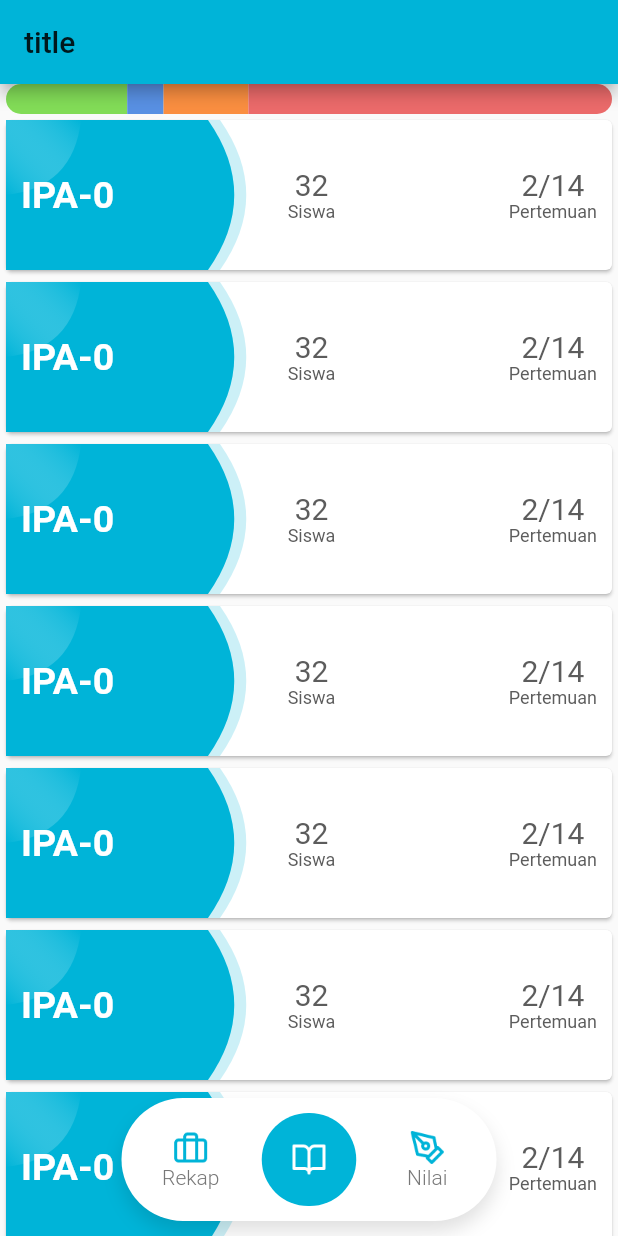
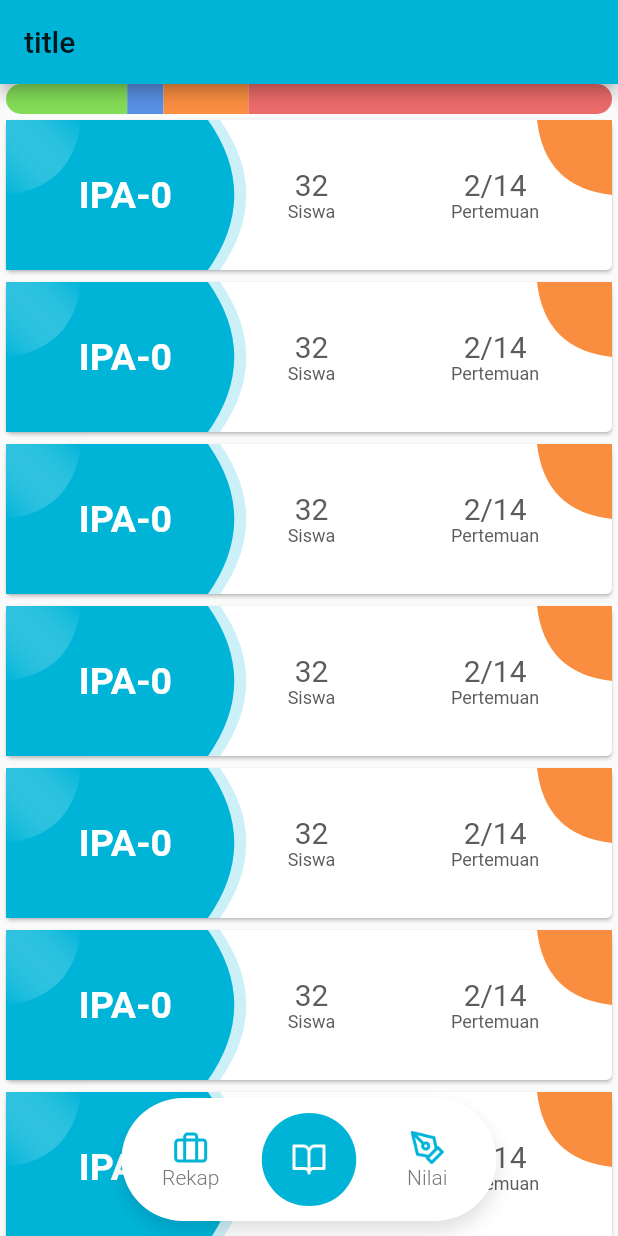
Before and after one commit to ajisyahroni/Flutter_6-Akademix-lecture, a Flutter app: the screen it shows after launch, on a phone screen of 412 x 824 dp. Run offline on Flutter 3.47's test engine with Material 2 defaults, Android fonts, the phone set to English and light mode, and no system bars; our stand-ins replace backdrop, flutter_svg.

Commit message:
UPDATE: implement special ornament

```diff
--- a/lib/screens/absence_screen.dart
+++ b/lib/screens/absence_screen.dart
@@ -67,7 +67,7 @@ class _AbsenceScreenState extends State<AbsenceScreen> {
                       width: double.infinity,
                       height: 100,
                       child: Row(
-                        mainAxisAlignment: MainAxisAlignment.spaceBetween,
+                        mainAxisAlignment: MainAxisAlignment.spaceAround,
                         children: [
                           Text(
                             'IPA-0',
@@ -114,7 +114,9 @@ class _AbsenceScreenState extends State<AbsenceScreen> {
                       ),
                     ),
                     painter: SpecialCardBackground(
-                        color: Color(0xFF00B4D8), flex: 3),
+                        color: Color(0xFF00B4D8),
+                        flex: 3,
+                        specialOrnament: true),
                   ),
                 );
               },
```
